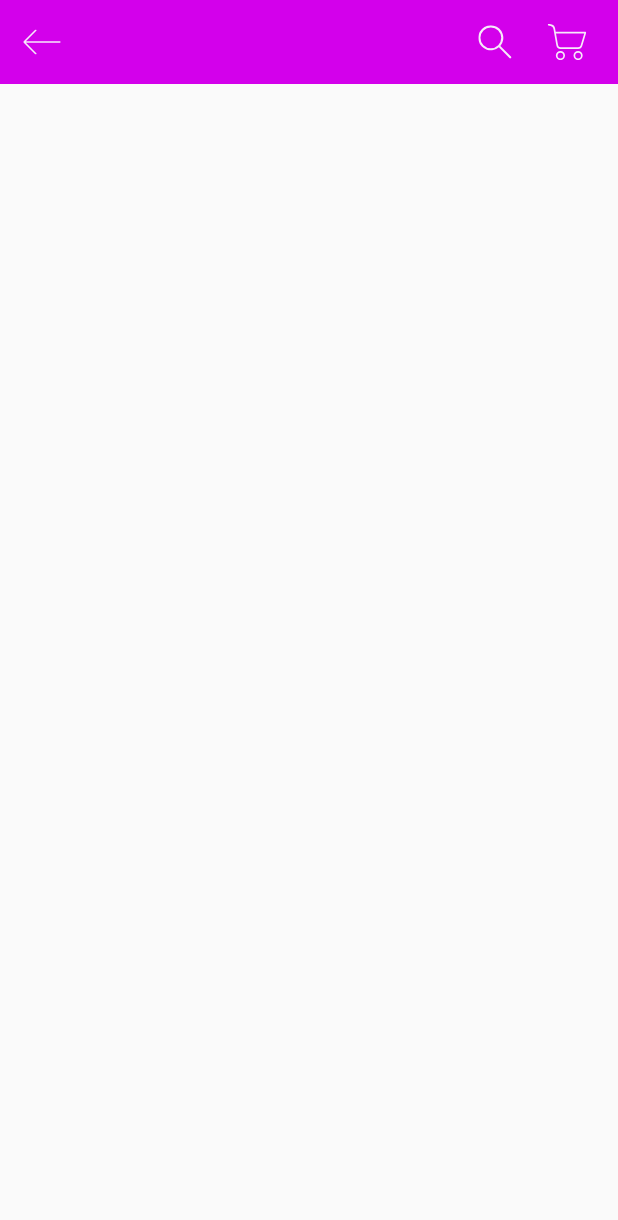
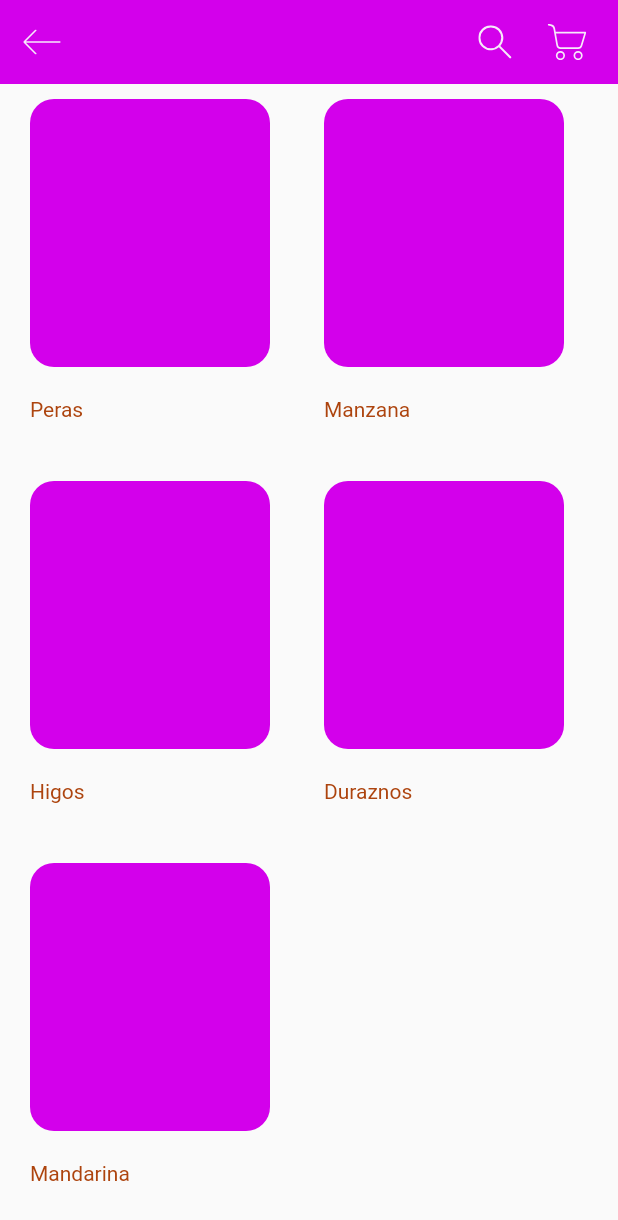
Before and after one commit to trujasra/eliMarket, a Flutter app: the MenuPage screen opened by its route, on a phone screen of 412 x 824 dp. Shown: the top 1220 px of the screen. Run offline on Flutter 3.47's test engine with Material 2 defaults, Android fonts, the phone set to English and light mode, and no system bars; our stand-ins replace flutter_svg, sqflite; accounts and stored records are empty; project files that could hold a hidden picture were left out.

Commit message:
Se añadio menu y diseño a la vista del menu

```diff
--- a/lib/constantes.dart
+++ b/lib/constantes.dart
@@ -15,3 +15,5 @@ const Color kPrimaryLigthColor = Color.fromRGBO(245, 217, 251, 1);
 const Color kAcentColor = Color.fromRGBO(211, 0, 235, 1);
 
 const Color kIconPrimaryColor = Color.fromRGBO(247, 233, 250, 1);
+
+const kDefaultPaddin = 20.0;
--- a/lib/pantallas/menu_page.dart
+++ b/lib/pantallas/menu_page.dart
@@ -6,6 +6,13 @@ import '../constantes.dart';
 class MenuPage extends StatelessWidget {
   @override
   Widget build(BuildContext context) {
+    List<String> vlista = [
+      "Peras",
+      "Manzana",
+      "Higos",
+      "Duraznos",
+      "Mandarina"
+    ];
     return Scaffold(
       appBar: AppBar(
         backgroundColor: kPrimaryColor,
@@ -40,6 +47,52 @@ class MenuPage extends StatelessWidget {
           style: TextStyle(color: kTextoLigthColor),
         ),
       ),
+      body: Column(
+        children: [
+          SizedBox(
+            height: 10.0,
+          ),
+          Expanded(
+            child: Container(
+              padding: EdgeInsets.symmetric(horizontal: kDefaultPaddin),
+              child: GridView.builder(
+                  itemCount: vlista.length,
+                  gridDelegate: SliverGridDelegateWithFixedCrossAxisCount(
+                      crossAxisCount: 2,
+                      crossAxisSpacing: kDefaultPaddin,
+                      mainAxisSpacing: kDefaultPaddin,
+                      childAspectRatio: 0.75),
+                  itemBuilder: (BuildContext context, int index) {
+                    return detalleMenu(context, vlista[index]);
+                  }),
+            ),
+          )
+        ],
+      ),
+    );
+  }
+
+  Widget detalleMenu(BuildContext context, String vlista) {
+    return Column(
+      crossAxisAlignment: CrossAxisAlignment.start,
+      children: [
+        Expanded(
+            child: Container(
+          padding: EdgeInsets.all(kDefaultPaddin),
+          height: 180,
+          width: 160,
+          decoration: BoxDecoration(
+              color: kPrimaryColor, borderRadius: BorderRadius.circular(16)),
+          child: null,
+        )),
+        Padding(
+          padding: EdgeInsets.symmetric(vertical: kDefaultPaddin),
+          child: Text(
+            vlista,
+            style: TextStyle(color: kPrimaryDarkColor),
+          ),
+        )
+      ],
     );
   }
 }
```
